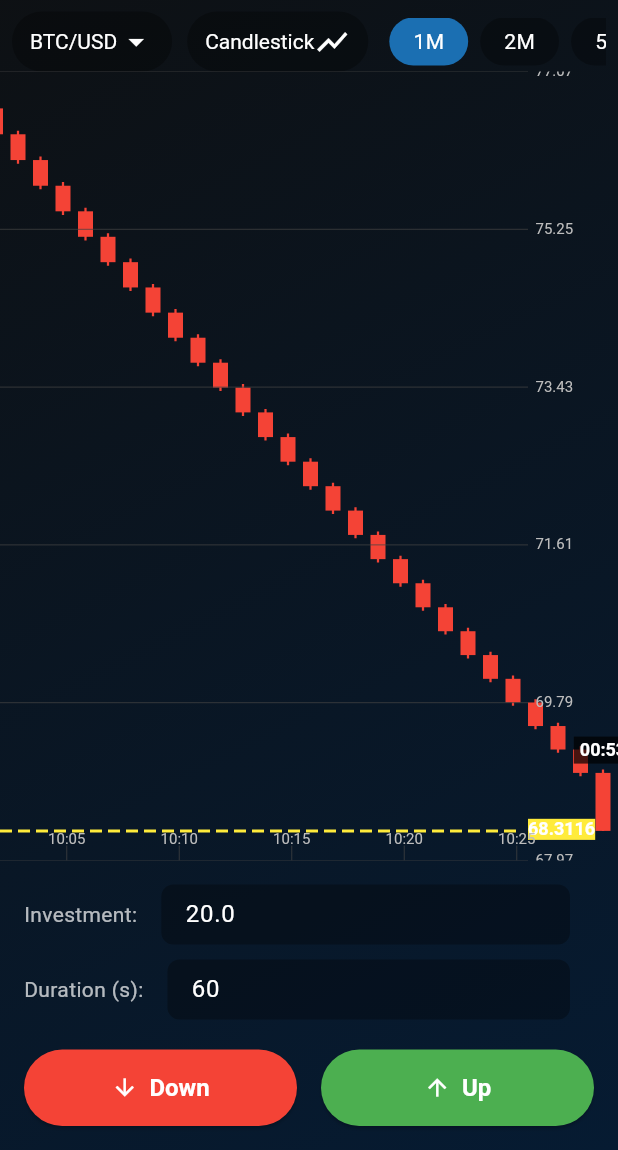
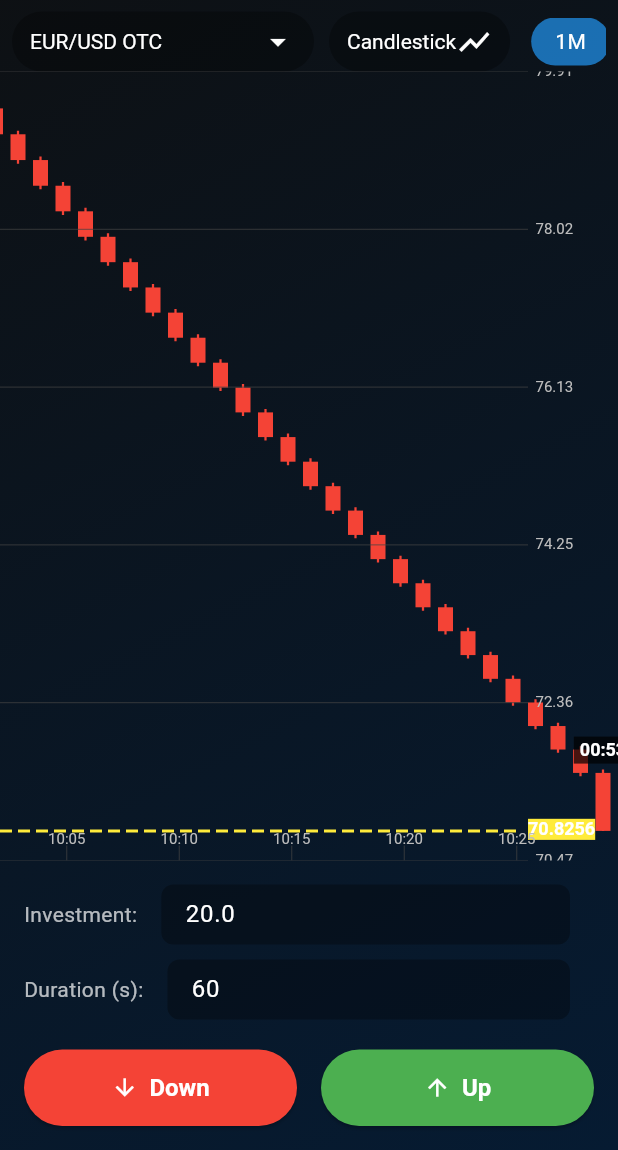
Before and after one commit to programmerrajbhai/trading_home, a Flutter app: the screen it shows after launch, on a phone screen of 412 x 824 dp, the part 86-1236 px from its top. Run offline on Flutter 3.47's test engine with Material 3 defaults, Android fonts, the phone set to English and light mode, and no system bars; our stand-ins replace get.

Commit message:
more change

```diff
--- a/lib/home/controllers/trading_controller.dart
+++ b/lib/home/controllers/trading_controller.dart
@@ -12,7 +12,12 @@ class TradingController extends GetxController {
   final GlobalKey<CandlestickChartState> chartKey = GlobalKey<CandlestickChartState>();
 
   final Map<Asset, RxList<CandleData>> _assetCandles = {};
-  final Rx<Asset> selectedAsset = Asset.btcusd.obs;
+
+
+
+  // *** এখানেই পরিবর্তনটি করা হয়েছে ***
+  final Rx<Asset> selectedAsset = Asset.eurusd.obs; // ডিফল্ট অ্যাসেট পরিবর্তন করা হয়েছে
+
   final RxList<CandleData> displayedCandles = <CandleData>[].obs;
   final Rx<Timeframe> selectedTimeframe = Timeframe.m1.obs;
   final RxInt candleTimeRemaining = 0.obs;
@@ -33,7 +38,6 @@ class TradingController extends GetxController {
   final TextEditingController investmentController = TextEditingController(text: '20.0');
   final TextEditingController durationController = TextEditingController(text: '60');
 
-  // নতুন ভেরিয়েবল
   final Rx<ChartType> selectedChartType = ChartType.candlestick.obs;
 
   List<Trade> get combinedTradeList {
@@ -62,7 +66,7 @@ class TradingController extends GetxController {
   }
 
   void _generateInitialCandles(Asset asset) {
-    double lastClose = 150.0;
+    double lastClose = 150.0 + Random().nextDouble() * 50; // Start price varies slightly per asset
     final now = DateTime.now();
     for (int i = 200; i > 0; i--) {
       final open = lastClose;
@@ -172,6 +176,7 @@ class TradingController extends GetxController {
     _scrollToEnd();
   }
 
+
   void placeTrade(TradeDirection direction) {
     final double amount = double.tryParse(investmentController.text) ?? 20.0;
     final int duration = int.tryParse(durationController.text) ?? 60;
@@ -255,7 +260,6 @@ class TradingController extends GetxController {
     _aggregateCandles();
   }
 
-  // নতুন মেথড
   void changeChartType(ChartType chartType) {
     selectedChartType.value = chartType;
   }
--- a/lib/home/utils/enums.dart
+++ b/lib/home/utils/enums.dart
@@ -15,14 +15,41 @@ enum Timeframe {
   final String label;
 }
 
+// চার্টের ধরনের জন্য enum
+enum ChartType { candlestick, line, bar }
+
+// এখানে Asset-এর তালিকা আপডেট করা হয়েছে
 enum Asset {
-  btcusd('BTC/USD'),
-  ethusd('ETH/USD'),
-  eurusd('EUR/USD');
+  // Currency Pairs
+  eurusd('EUR/USD OTC'),
+  gbpusd('GBP/USD OTC'),
+  usdjpy('USD/JPY OTC'),
+  usdbdt('USD/BDT OTC'),
+  eurbdt('EUR/BDT OTC'),
+  gbpbdt('GBP/BDT OTC'),
+  audusd('AUD/USD OTC'),
+  usdcad('USD/CAD OTC'),
+  usdchf('USD/CHF OTC'),
+
+  // Commodities
+  gold('Gold OTC'),
+  silver('Silver OTC'),
+  oil('Oil OTC'),
+
+  // Bangladeshi Stocks
+  dsex('DSEX Index OTC'),
+  beximco('Beximco Ltd OTC'),
+  grameenphone('Grameenphone OTC'),
+  square('Square Pharma OTC'),
+  bashundhara('Bashundhara Group OTC'),
+
+  // International Stocks & Groups
+  emaar('Emaar Properties OTC'),
+  emirates('Emirates Group OTC'),
+  apple('Apple OTC'),
+  tesla('Tesla OTC'),
+  amazon('Amazon OTC');
 
   const Asset(this.label);
   final String label;
 }
-
-// নতুন এই enum-টি যোগ করা হয়েছে
-enum ChartType { candlestick, line, bar }
```
